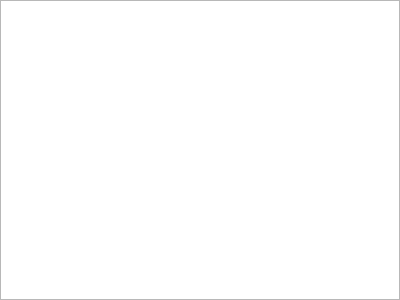
Toukaya/IntelliScheduler, file src/widget/weektablewidget.ui: the form before one commit.
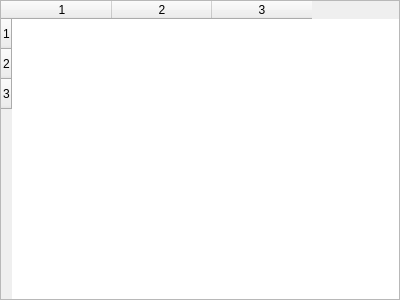
The form after the commit.

What changed in the file:
```diff
--- a/src/widget/weektablewidget.ui
+++ b/src/widget/weektablewidget.ui
@@ -16,7 +16,25 @@
         <property name="windowTitle">
             <string>WeekTableWidget</string>
         </property>
-    </widget>
-    <pixmapfunction/>
+  <property name="showGrid">
+   <bool>false</bool>
+  </property>
+  <property name="rowCount">
+   <number>3</number>
+  </property>
+  <property name="columnCount">
+   <number>3</number>
+  </property>
+  <attribute name="verticalHeaderDefaultSectionSize">
+   <number>60</number>
+  </attribute>
+  <row/>
+  <row/>
+  <row/>
+  <column/>
+  <column/>
+  <column/>
+ </widget>
+ <resources/>
     <connections/>
 </ui>
```
Left out of the diff: 3 changed lines with no effect on the pictures. Lines whose indentation alone changed are shown as unchanged.
